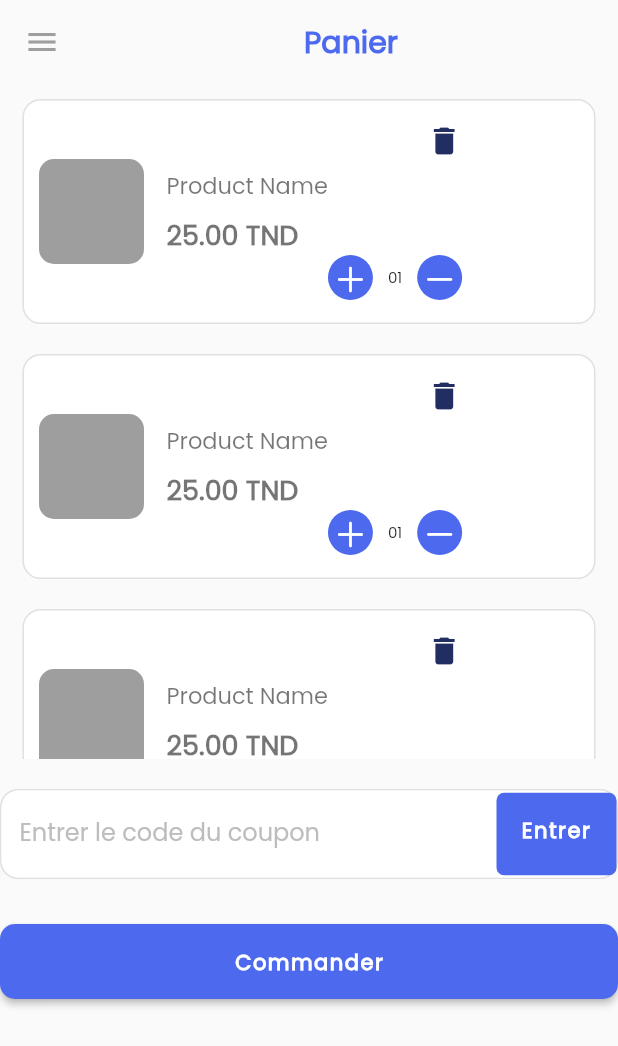
After one commit to wael-ferhi21/Flutter-E-commerce-MB, a Flutter app: the screen it shows after launch, item 4 of the bottom bar chosen, after a tap on "Commander", on a phone screen of 412 x 824 dp. The commit adds this screen. Shown: the top 1046 px of the screen. Run offline on Flutter 3.47's test engine with Material 2 defaults, Android fonts, the phone set to English and light mode, and no system bars; our stand-ins replace flutter_signin_button, get, google_nav_bar, line_awesome_flutter; missing offline and left inert: dart:ffi; network calls fail.

Commit message:
msg commit

```diff
--- a/lib/Models/Produit.dart
+++ b/lib/Models/Produit.dart
@@ -9,6 +9,7 @@ class Produit {
   final Float taux_remise;
   final String proddescrbtion;
   final String alert_stock;
+  final bool isliked;
   const Produit({
     required this.prod_id,
     required this.prod_design,
@@ -18,5 +19,6 @@ class Produit {
     required this.taux_remise,
     required this.proddescrbtion,
     required this.alert_stock,
+    required this.isliked,
   });
 }
--- a/lib/View/home_screen.dart
+++ b/lib/View/home_screen.dart
@@ -3,8 +3,12 @@ import 'package:line_awesome_flutter/line_awesome_flutter.dart';
 import 'package:google_nav_bar/google_nav_bar.dart';
 import 'package:marqueblanche/View/shop_cart_screen.dart';
 import 'package:marqueblanche/components/bottomnavigationbar.dart';
+import 'package:marqueblanche/components/offers_list.dart';
+import 'package:marqueblanche/components/product_item.dart';
+import 'package:marqueblanche/components/products_list.dart';
 import '../components/categories_list.dart';
 import '../components/appbar.dart';
+import '../components/header_widget.dart';
 
 class HomeScreen extends StatefulWidget {
   const HomeScreen({super.key});
@@ -33,9 +37,12 @@ class _HomeScreenState extends State<HomeScreen> {
               ))
         ],
       ),
-      body: Padding(
+      body: SingleChildScrollView(
+        child: Padding(
           padding: const EdgeInsets.all(20),
-        child: Column(mainAxisAlignment: MainAxisAlignment.start, children: [
+          child: Container(
+            child:
+                Column(mainAxisAlignment: MainAxisAlignment.start, children: [
               Text(
                 "Bienvenue!",
                 style: Theme.of(context).textTheme.headline3,
@@ -94,8 +101,15 @@ class _HomeScreenState extends State<HomeScreen> {
                             ),
                       ))
                 ],
-          )
+              ),
+              OffersList(),
+              SizedBox(
+                height: 50,
+              ),
+              ProductList(),
             ]),
+          ),
+        ),
       ),
     );
   }
--- a/lib/View/shop_cart_screen.dart
+++ b/lib/View/shop_cart_screen.dart
@@ -1,8 +1,9 @@
 import 'package:flutter/material.dart';
-import 'package:line_awesome_flutter/line_awesome_flutter.dart';
+
 import 'package:marqueblanche/components/appbar.dart';
+import 'package:marqueblanche/components/button.dart';
 import 'package:marqueblanche/components/coupon_field.dart';
-import '../components/cart_shop_item.dart';
+import 'package:marqueblanche/components/shop_cart_list.dart';
 
 class ShopCartScreen extends StatefulWidget {
   const ShopCartScreen({super.key});
@@ -16,37 +17,24 @@ class _ShopCartScreenState extends State<ShopCartScreen> {
   Widget build(BuildContext context) {
     return Scaffold(
       appBar: CustomAppBar(text: "Panier", actions: []),
-      body: SingleChildScrollView(
-        child: Column(children: [
-          ShopCartItem(),
-          ShopCartItem(),
-          ShopCartItem(),
-          SizedBox(
-            height: 20,
-          ),
+      body: ListView(
+        scrollDirection: Axis.vertical,
+        children: [
+          ShopCardList(),
+          SizedBox(height: 20),
           CouponField(),
-          SizedBox(
-            height: 30,
-          ),
+          SizedBox(height: 30),
           Container(
-            width: 280,
-            padding: EdgeInsets.symmetric(vertical: 10),
-            alignment: Alignment.center,
-            decoration: BoxDecoration(
-                borderRadius: BorderRadius.all(Radius.circular(5.0)),
-                gradient: LinearGradient(
-                    begin: Alignment.centerLeft,
-                    end: Alignment.centerRight,
-                    colors: [
-                      Color.fromARGB(255, 46, 66, 199),
-                      Theme.of(context).primaryColor,
-                    ])),
-            child: Text(
-              'Commander',
-              style: Theme.of(context).textTheme.headline5,
-            ),
-          ),
-        ]),
+            child: Button(
+                buttonText: 'Commander',
+                onPress: () {},
+                clr1: Theme.of(context).primaryColor,
+                clr2: Theme.of(context).accentColor,
+                clr3: Colors.transparent,
+                h: 100,
+                w: 200),
+          )
+        ],
       ),
     );
   }
--- a/lib/components/button.dart
+++ b/lib/components/button.dart
@@ -17,7 +17,9 @@ class Button extends StatelessWidget {
 
   @override
   Widget build(BuildContext context) {
-    return ElevatedButton(
+    return Container(
+      height: 50,
+      child: ElevatedButton(
         onPressed: onPress,
         style: ButtonStyle(
           alignment: Alignment.center,
@@ -29,13 +31,14 @@ class Button extends StatelessWidget {
               side: BorderSide(color: clr3),
             ),
           ),
-        minimumSize: MaterialStateProperty.all<Size>(Size(h, w)),
+          maximumSize: MaterialStateProperty.all<Size>(Size(h, w)),
           padding: MaterialStateProperty.all<EdgeInsets>(EdgeInsets.all(10.0)),
         ),
         child: Text(
           buttonText,
           style: Theme.of(context).textTheme.headline5,
         ),
+      ),
     );
   }
 }
--- /dev/null
+++ b/lib/components/header_widget.dart
@@ -0,0 +1,74 @@
+import 'package:flutter/cupertino.dart';
+import 'package:flutter/material.dart';
+
+class HeaderWidget extends StatefulWidget {
+  final String description1;
+  final String description2;
+  final String remise;
+  final String image;
+
+  const HeaderWidget({
+    required this.description2,
+    required this.description1,
+    required this.image,
+    required this.remise,
+  });
+
+  @override
+  State<HeaderWidget> createState() => _HeaderWidgetState();
+}
+
+class _HeaderWidgetState extends State<HeaderWidget> {
+  @override
+  Widget build(BuildContext context) {
+    return Container(
+      height: 160,
+      decoration: BoxDecoration(
+        color: Colors.grey.shade200,
+        borderRadius: BorderRadius.circular(10.0),
+      ),
+      padding: EdgeInsets.all(10.0),
+      child: Row(
+        children: [
+          Expanded(
+            flex: 2,
+            child: Column(
+              crossAxisAlignment: CrossAxisAlignment.start,
+              children: [
+                Text(
+                  widget.description1,
+                  style: TextStyle(
+                    fontSize: 20.0,
+                    fontWeight: FontWeight.bold,
+                  ),
+                ),
+                SizedBox(height: 30.0),
+                Text(
+                  widget.description2,
+                  style: TextStyle(fontSize: 16.0),
+                ),
+                SizedBox(height: 30.0),
+                Text(
+                  widget.remise,
+                  style: TextStyle(
+                    fontSize: 16.0,
+                    color: Colors.red,
+                  ),
+                ),
+              ],
+            ),
+          ),
+          Expanded(
+            flex: 1,
+            child: Image.network(
+              widget.image,
+              height: 120.0,
+              width: 120.0,
+              fit: BoxFit.cover,
+            ),
+          ),
+        ],
+      ),
+    );
+  }
+}
--- /dev/null
+++ b/lib/components/offers_list.dart
@@ -0,0 +1,52 @@
+import 'package:flutter/material.dart';
+import 'package:marqueblanche/components/header_widget.dart';
+
+class OffersList extends StatefulWidget {
+  const OffersList({super.key});
+
+  @override
+  State<OffersList> createState() => _OffersListState();
+}
+
+class _OffersListState extends State<OffersList> {
+  final List<HeaderWidget> specials = [
+    HeaderWidget(
+      description2: 'hhhhh',
+      description1: 'xd',
+      image: 'image',
+      remise: '25.0',
+    ),
+    HeaderWidget(
+      description2: 'Description 2',
+      description1: 'Description 1',
+      image: 'image2',
+      remise: '30.0',
+    ),
+  ];
+  int selectIndex = 0;
+  @override
+  Widget build(BuildContext context) {
+    return Column(
+      children: [
+        Container(
+          height: 181,
+          decoration: const BoxDecoration(
+            color: Color(0xFFE7E7E7),
+            borderRadius: BorderRadius.all(Radius.circular(32)),
+          ),
+          child: PageView.builder(
+            itemBuilder: (context, index) {
+              final data = specials[index];
+              return data;
+            },
+            itemCount: specials.length,
+            allowImplicitScrolling: true,
+            onPageChanged: (value) {
+              setState(() => selectIndex = value);
+            },
+          ),
+        ),
+      ],
+    );
+  }
+}
--- /dev/null
+++ b/lib/components/product_item.dart
@@ -0,0 +1,53 @@
+import 'package:flutter/material.dart';
+
+class ProductItem extends StatefulWidget {
+  final String title;
+  final String description;
+  final String image;
+  final double prix;
+  final VoidCallback? onFavoritePressed;
+
+  ProductItem({
+    required this.title,
+    required this.description,
+    required this.image,
+    required this.prix,
+    required this.onFavoritePressed,
+  });
+
+  @override
+  State<ProductItem> createState() => _ProductItemState();
+}
+
+class _ProductItemState extends State<ProductItem> {
+  @override
+  Widget build(BuildContext context) {
+    return Container(
+      decoration: BoxDecoration(
+          color: Colors.grey.shade100,
+          borderRadius: BorderRadius.all(Radius.circular(20)),
+          border: Border.all(color: Colors.grey)),
+      width: 150,
+      padding: EdgeInsets.all(10),
+      child: Column(
+        crossAxisAlignment: CrossAxisAlignment.start,
+        children: [
+          Align(
+            alignment: Alignment.topRight,
+            child: IconButton(
+              icon: Icon(Icons.favorite),
+              onPressed: () {},
+            ),
+          ),
+          Image.network('image'),
+          SizedBox(height: 25),
+          Text('Chemise ', style: TextStyle(fontSize: 16)),
+          SizedBox(height: 10),
+          Text('description: chemise rayée'),
+          SizedBox(height: 10),
+          Text('prix: 200 TND'),
+        ],
+      ),
+    );
+  }
+}
--- /dev/null
+++ b/lib/components/products_list.dart
@@ -0,0 +1,62 @@
+import 'package:flutter/material.dart';
+import 'package:marqueblanche/components/product_item.dart';
+
+class ProductList extends StatefulWidget {
+  const ProductList({Key? key}) : super(key: key);
+
+  @override
+  State<ProductList> createState() => _ProductListState();
+}
+
+class _ProductListState extends State<ProductList> {
+  final List<ProductItem> products = [
+    ProductItem(
+        title: 'title',
+        description: 'description',
+        image: 'image',
+        prix: 52.0,
+        onFavoritePressed: () {}),
+    ProductItem(
+        title: 'title',
+        description: 'description',
+        image: 'image',
+        prix: 52.0,
+        onFavoritePressed: () {}),
+    ProductItem(
+        title: 'title',
+        description: 'description',
+        image: 'image',
+        prix: 52.0,
+        onFavoritePressed: () {}),
+    ProductItem(
+        title: 'title',
+        description: 'description',
+        image: 'image',
+        prix: 52.0,
+        onFavoritePressed: () {})
+  ];
+
+  @override
+  Widget build(BuildContext context) {
+    return GridView.builder(
+      shrinkWrap: true,
+      gridDelegate: SliverGridDelegateWithFixedCrossAxisCount(
+        crossAxisCount: 2, // number of columns
+        crossAxisSpacing: 16, // spacing between columns
+        mainAxisSpacing: 16, // spacing between rows
+        childAspectRatio: 0.75, // item aspect ratio
+      ),
+      itemCount: products.length,
+      itemBuilder: (context, index) {
+        final product = products[index];
+        return ProductItem(
+          title: product.title,
+          description: product.description,
+          image: product.image,
+          prix: product.prix,
+          onFavoritePressed: product.onFavoritePressed,
+        );
+      },
+    );
+  }
+}
--- /dev/null
+++ b/lib/components/shop_cart_list.dart
@@ -0,0 +1,33 @@
+import 'package:flutter/material.dart';
+import 'package:marqueblanche/components/cart_shop_item.dart';
+
+class ShopCardList extends StatefulWidget {
+  const ShopCardList({super.key});
+
+  @override
+  State<ShopCardList> createState() => _ShopCardListState();
+}
+
+class _ShopCardListState extends State<ShopCardList> {
+  final List<ShopCartItem> cards = [
+    ShopCartItem(),
+    ShopCartItem(),
+    ShopCartItem(),
+    ShopCartItem(),
+    ShopCartItem(),
+  ];
+  @override
+  Widget build(BuildContext context) {
+    return Container(
+      height: 450,
+      child: ListView.builder(
+        shrinkWrap: true,
+
+        itemCount: 5, // use a fixed number of items for testing
+        itemBuilder: (context, index) {
+          return ShopCartItem();
+        },
+      ),
+    );
+  }
+}
--- a/lib/main.dart
+++ b/lib/main.dart
@@ -1,10 +1,7 @@
 import 'package:flutter/material.dart';
+import 'package:get/get.dart';
 import 'package:marqueblanche/View/home_screen.dart';
-import 'package:marqueblanche/View/inscription_screen.dart';
-import 'package:marqueblanche/View/profile_screen.dart';
-import 'package:marqueblanche/View/shop_cart_screen.dart';
-import 'package:marqueblanche/View/tab_screen.dart';
-import 'View/login_screen.dart';
+import 'package:marqueblanche/routes/routes.dart';
 
 void main() {
   runApp(const MyApp());
@@ -16,7 +13,7 @@ class MyApp extends StatelessWidget {
   // This widget is the root of your application.
   @override
   Widget build(BuildContext context) {
-    return MaterialApp(
+    return GetMaterialApp(
       theme: ThemeData(
         primaryColor: const Color(0xff4d6aee),
         accentColor: const Color(0xfffafafa),
@@ -45,15 +42,9 @@ class MyApp extends StatelessWidget {
       ),
       title: 'E commerce',
       debugShowCheckedModeBanner: false,
-      home: LoginScreen(),
-      routes: {
-        'panier': (context) {
-          return ShopCartScreen();
-        },
-        'profile': (context) {
-          return ProfileScreen();
-        }
-      },
+      home: HomeScreen(),
+      initialRoute: '/',
+      getPages: AppRoutes.routes,
     );
   }
 }
--- /dev/null
+++ b/lib/routes/routes.dart
@@ -0,0 +1,21 @@
+import 'package:get/get.dart';
+
+import '../View/favourite_scrren.dart';
+import '../View/home_screen.dart';
+import '../View/inscription_screen.dart';
+import '../View/login_screen.dart';
+import '../View/profile_screen.dart';
+import '../View/shop_cart_screen.dart';
+
+class AppRoutes {
+  static final routes = [
+    GetPage(name: '/', page: () => HomeScreen()),
+    GetPage(name: '/favourites', page: () => FavouritesScreen()),
+    GetPage(name: '/home', page: () => HomeScreen()),
+    GetPage(name: '/inscription', page: () => InscriptionScreen()),
+    GetPage(name: '/login', page: () => LoginScreen()),
+    GetPage(name: '/panier', page: () => ShopCartScreen()),
+    GetPage(name: '/profile', page: () => ProfileScreen()),
+    // add more routes here
+  ];
+}
```
Also changed, not shown: lib/Bindings/mybindings.dart (deleted, +0 -9 lines), lib/View/favourite_scrren.dart (added, +68 -0 lines), lib/View/product_detail_screen.dart (added, +51 -0 lines), lib/components/bottomnavigationbar.dart (+12 -3 lines), lib/View/notifications-screen.dart (added). Lines whose indentation alone changed are shown as unchanged.
